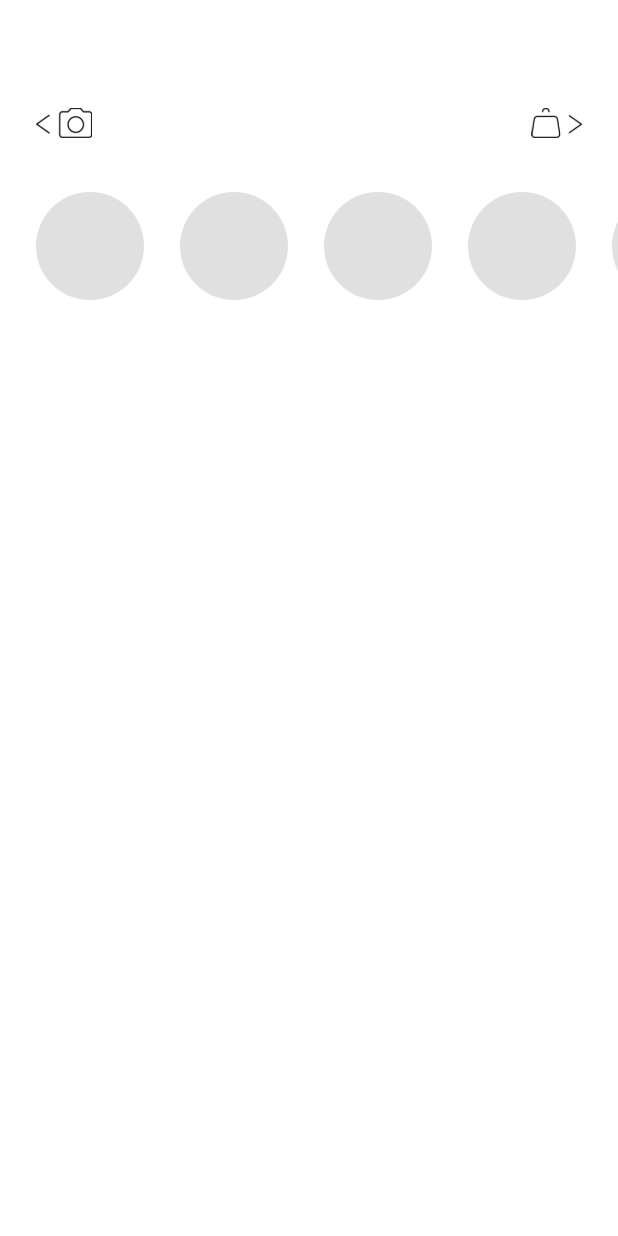
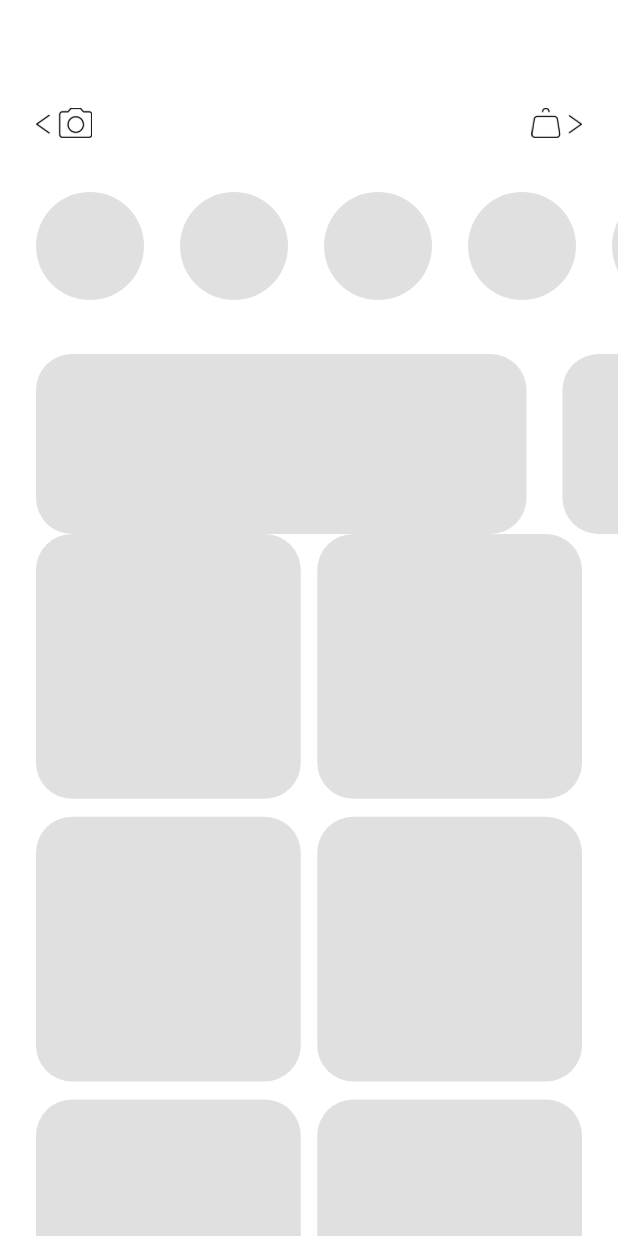
Before and after one commit to Drae3213/Flutter.proj, a Flutter app: the HomePage screen opened by its route, on a phone screen of 412 x 824 dp. Run offline on Flutter 3.47's test engine with Material 2 defaults, Android fonts, the phone set to English and light mode, and no system bars; our stand-ins replace firebase_auth, firebase_core, firebase_database; missing offline and left inert: dart:ffi; accounts and stored records are empty.

```diff
--- /dev/null
+++ b/kicks_for_nerds/lib/components/event_banner.dart
@@ -0,0 +1,56 @@
+import 'package:flutter/material.dart';
+import 'package:kicks_for_nerds/assets/constants.dart';
+
+import 'reusable_card.dart';
+
+class EventBanner extends StatelessWidget {
+  const EventBanner({
+    Key key,
+  }) : super(key: key);
+
+  @override
+  Widget build(BuildContext context) {
+    return Container(
+      margin: EdgeInsets.fromLTRB(
+        0,
+        36,
+        0,
+        0,
+      ),
+      height: 120,
+      child: ListView(
+        primary: false,
+        scrollDirection: Axis.horizontal,
+        children: <Widget>[
+          SizedBox(
+            width: 24,
+          ),
+          Padding(
+            padding: const EdgeInsets.only(right: 24.0),
+            child: ReusableCard(
+              height: 120,
+              width: 327,
+              baseColour: kBaseWidgetColor,
+            ),
+          ),
+          Padding(
+            padding: const EdgeInsets.only(right: 24.0),
+            child: ReusableCard(
+              height: 120,
+              width: 327,
+              baseColour: kBaseWidgetColor,
+            ),
+          ),
+          Padding(
+            padding: const EdgeInsets.only(right: 24.0),
+            child: ReusableCard(
+              height: 120,
+              width: 327,
+              baseColour: kBaseWidgetColor,
+            ),
+          ),
+        ],
+      ),
+    );
+  }
+}
--- /dev/null
+++ b/kicks_for_nerds/lib/components/post_block.dart
@@ -0,0 +1,22 @@
+import 'package:flutter/material.dart';
+import 'package:kicks_for_nerds/assets/constants.dart';
+
+class PostBlock extends StatelessWidget {
+  const PostBlock({
+    Key key,
+  }) : super(key: key);
+
+  @override
+  Widget build(BuildContext context) {
+    return Container(
+      width: 101,
+      height: 101,
+      decoration: BoxDecoration(
+        color: kBaseWidgetColor,
+        borderRadius: BorderRadius.circular(
+          kCircleRadNumber,
+        ),
+      ),
+    );
+  }
+}
--- /dev/null
+++ b/kicks_for_nerds/lib/components/stories.dart
@@ -0,0 +1,39 @@
+import 'package:flutter/material.dart';
+
+import 'story_frame.dart';
+
+class Stories extends StatelessWidget {
+  const Stories({
+    Key key,
+  }) : super(key: key);
+
+  @override
+  Widget build(BuildContext context) {
+    return Container(
+      margin: EdgeInsets.fromLTRB(
+        0,
+        36,
+        0,
+        0,
+      ),
+      height: 72,
+      child: SizedBox(
+        height: 72,
+        child: ListView(
+          primary: false,
+          scrollDirection: Axis.horizontal,
+          children: <Widget>[
+            SizedBox(
+              width: 24,
+            ),
+            StoryFrame(),
+            StoryFrame(),
+            StoryFrame(),
+            StoryFrame(),
+            StoryFrame(),
+          ],
+        ),
+      ),
+    );
+  }
+}
--- a/kicks_for_nerds/lib/main.dart
+++ b/kicks_for_nerds/lib/main.dart
@@ -102,8 +102,10 @@ class _StreamerState extends State<Streamer> {
           if (snapshot.data == null) {
             return snapshot.connectionState == ConnectionState.waiting
                 ? LoadingPage()
-                : LandingPage();
+                // using to edit pages
+                : HomePage();
           } else {
+            // switch this to profile when done
             return ProfilePage();
           }
         },
--- a/kicks_for_nerds/lib/screens/home_page.dart
+++ b/kicks_for_nerds/lib/screens/home_page.dart
@@ -1,5 +1,8 @@
 import 'package:flutter/material.dart';
 import 'package:kicks_for_nerds/assets/constants.dart';
+import 'package:kicks_for_nerds/components/event_banner.dart';
+import 'package:kicks_for_nerds/components/reusable_card.dart';
+import 'package:kicks_for_nerds/components/stories.dart';
 import 'package:kicks_for_nerds/components/story_frame.dart';
 
 class HomePage extends StatefulWidget {
@@ -14,7 +17,14 @@ class _HomePageState extends State<HomePage> {
   Widget build(BuildContext context) {
     return Scaffold(
       backgroundColor: kBGClr,
-      body: Column(
+      body: Expanded(
+        child: LayoutBuilder(
+          builder: (BuildContext context, BoxConstraints viewportConstraints) {
+            return SingleChildScrollView(
+              child: ConstrainedBox(
+                constraints:
+                    BoxConstraints(minHeight: viewportConstraints.minHeight),
+                child: Column(
                   children: <Widget>[
                     Padding(
                       padding: const EdgeInsets.fromLTRB(
@@ -37,30 +47,40 @@ class _HomePageState extends State<HomePage> {
                         ],
                       ),
                     ),
-          Container(
-            margin: EdgeInsets.fromLTRB(
-              0,
-              36,
-              0,
-              36,
+                    Stories(),
+                    EventBanner(),
+                    Expanded(
+                        child: Padding(
+                      padding: const EdgeInsets.fromLTRB(24, 0, 24, 0),
+                      child: SizedBox(
+                        width: 375,
+                        child: GridView.count(
+                          crossAxisCount: 2,
+                          crossAxisSpacing: 11,
+                          mainAxisSpacing: 12,
+                          physics: NeverScrollableScrollPhysics(),
+                          shrinkWrap: true,
+                          children: List.generate(
+                            12,
+                            (index) {
+                              return ReusableCard(
+                                height: 90,
+                                width: 158,
+                                baseColour: kBaseWidgetColor,
+                              );
+                            },
                           ),
-            height: 72,
-            child: ListView(
-              scrollDirection: Axis.horizontal,
-              children: <Widget>[
-                SizedBox(
-                  width: 24,
                         ),
-                StoryFrame(),
-                StoryFrame(),
-                StoryFrame(),
-                StoryFrame(),
-                StoryFrame(),
+                      ),
+                    )
+                        // NavBar(),
+                        ),
                   ],
                 ),
               ),
-          // NavBar(),
-        ],
+            );
+          },
+        ),
       ),
     );
   }
--- a/kicks_for_nerds/lib/screens/profile_page.dart
+++ b/kicks_for_nerds/lib/screens/profile_page.dart
@@ -3,6 +3,7 @@ import 'package:kicks_for_nerds/assets/constants.dart';
 import 'package:kicks_for_nerds/assets/lists.dart';
 import 'package:kicks_for_nerds/components/Following_Followers.dart';
 import 'package:kicks_for_nerds/components/nav_bar.dart';
+import 'package:kicks_for_nerds/components/post_block.dart';
 import 'package:kicks_for_nerds/components/story_frame.dart';
 
 class ProfilePage extends StatefulWidget {
@@ -18,6 +19,17 @@ class _ProfilePageState extends State<ProfilePage> {
     return Scaffold(
       backgroundColor: kBGClr,
       body: Column(
+        children: [
+          Expanded(
+            child: LayoutBuilder(
+              builder:
+                  (BuildContext context, BoxConstraints viewportConstraints) {
+                return SingleChildScrollView(
+                    child: ConstrainedBox(
+                  constraints:
+                      BoxConstraints(minHeight: viewportConstraints.minHeight),
+                  child: Column(
+                    mainAxisSize: MainAxisSize.min,
                     children: <Widget>[
                       Stack(
                         children: <Widget>[
@@ -33,7 +45,8 @@ class _ProfilePageState extends State<ProfilePage> {
                                 ),
                               ),
                               // color: kBaseWidgetColor,
-                  borderRadius: BorderRadius.circular(kRadiusNumber),
+                              borderRadius:
+                                  BorderRadius.circular(kRadiusNumber),
                             ),
                             child: Column(
                               mainAxisAlignment: MainAxisAlignment.start,
@@ -46,7 +59,8 @@ class _ProfilePageState extends State<ProfilePage> {
                                     0,
                                   ),
                                   child: Row(
-                        mainAxisAlignment: MainAxisAlignment.spaceBetween,
+                                    mainAxisAlignment:
+                                        MainAxisAlignment.spaceBetween,
                                     children: <Widget>[
                                       GestureDetector(
                                         onDoubleTap: () {
@@ -149,7 +163,8 @@ class _ProfilePageState extends State<ProfilePage> {
                               Column(
                                 children: [
                                   Padding(
-                        padding: const EdgeInsets.fromLTRB(105, 39, 104, 0),
+                                    padding: const EdgeInsets.fromLTRB(
+                                        105, 39, 104, 0),
                                     child: Wrap(
                                       children: <Widget>[
                                         Text(
@@ -163,7 +178,8 @@ class _ProfilePageState extends State<ProfilePage> {
                                     ),
                                   ),
                                   Padding(
-                        padding: const EdgeInsets.fromLTRB(60, 12, 60, 0),
+                                    padding: const EdgeInsets.fromLTRB(
+                                        60, 12, 60, 0),
                                     child: Wrap(
                                       direction: Axis.horizontal,
                                       children: <Widget>[
@@ -205,9 +221,11 @@ class _ProfilePageState extends State<ProfilePage> {
                               ),
                               // post-count, tagged, store
                               Padding(
-                    padding: const EdgeInsets.fromLTRB(24, 17, 24, 0),
+                                padding:
+                                    const EdgeInsets.fromLTRB(24, 17, 24, 0),
                                 child: Row(
-                      mainAxisAlignment: MainAxisAlignment.spaceBetween,
+                                  mainAxisAlignment:
+                                      MainAxisAlignment.spaceBetween,
                                   children: <Widget>[
                                     Column(
                                       children: <Widget>[
@@ -221,7 +239,8 @@ class _ProfilePageState extends State<ProfilePage> {
                                         ),
                                         CircleAvatar(
                                           radius: 2,
-                              backgroundColor: Colors.pinkAccent[400],
+                                          backgroundColor:
+                                              Colors.pinkAccent[400],
                                         ),
                                       ],
                                     ),
@@ -236,7 +255,8 @@ class _ProfilePageState extends State<ProfilePage> {
                                     SizedBox(
                                       width: 149,
                                       child: Row(
-                            mainAxisAlignment: MainAxisAlignment.end,
+                                        mainAxisAlignment:
+                                            MainAxisAlignment.end,
                                         children: <Widget>[
                                           Column(
                                             children: <Widget>[
@@ -263,7 +283,8 @@ class _ProfilePageState extends State<ProfilePage> {
                               // Posts
                               Expanded(
                                 child: Padding(
-                      padding: const EdgeInsets.fromLTRB(24, 0, 24, 0),
+                                  padding:
+                                      const EdgeInsets.fromLTRB(24, 0, 24, 0),
                                   child: GridView.count(
                                     crossAxisSpacing: 12,
                                     mainAxisSpacing: 12,
@@ -285,26 +306,13 @@ class _ProfilePageState extends State<ProfilePage> {
                       ),
                     ],
                   ),
+                ));
+              },
+            ),
+          ),
+        ],
+      ),
+// bottomNavigationBar: ,
     );
   }
 }
-
-class PostBlock extends StatelessWidget {
-  const PostBlock({
-    Key key,
-  }) : super(key: key);
-
-  @override
-  Widget build(BuildContext context) {
-    return Container(
-      width: 101,
-      height: 101,
-      decoration: BoxDecoration(
-        color: kBaseWidgetColor,
-        borderRadius: BorderRadius.circular(
-          kCircleRadNumber,
-        ),
-      ),
-    );
-  }
-}
```
Lines whose indentation alone changed are shown as unchanged.
